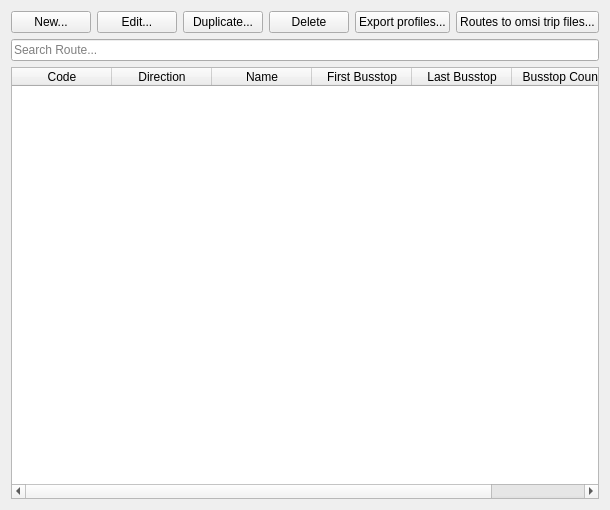
Before: the Qt Designer form Widgets/WdgRoutes.ui in ma7t3/ScheduleMaster, drawn with Qt 5.
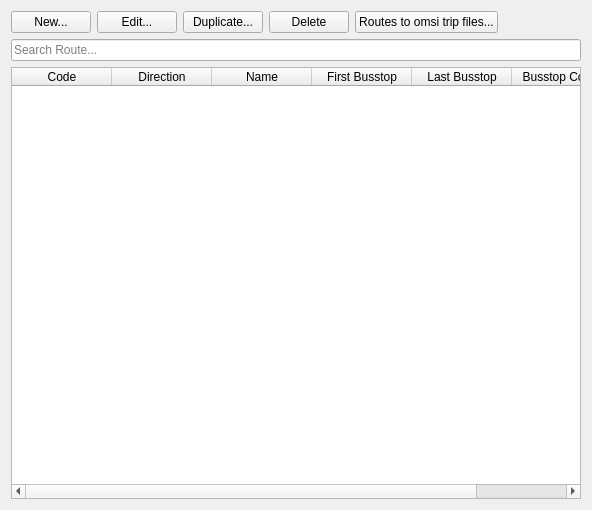
After: the same form once the commit is applied.

Commit message: Reworked Route and TimeProfile Editor

The edit to the form file:
```diff
--- a/Widgets/WdgRoutes.ui
+++ b/Widgets/WdgRoutes.ui
@@ -44,13 +44,6 @@
        </property>
       </widget>
      </item>
-     <item>
-      <widget class="QPushButton" name="pbExportProfiles">
-       <property name="text">
-        <string>Export profiles...</string>
-       </property>
-      </widget>
-     </item>
      <item>
       <widget class="QPushButton" name="pbExportProfilesOMSITrips">
        <property name="text">
@@ -91,6 +84,9 @@
      <property name="selectionBehavior">
       <enum>QAbstractItemView::SelectRows</enum>
      </property>
+     <attribute name="verticalHeaderVisible">
+      <bool>false</bool>
+     </attribute>
      <column>
       <property name="text">
        <string>Code</string>
```
Left out of the diff: 3 changed lines with no effect on the pictures. The commit also changes 12 other files.
